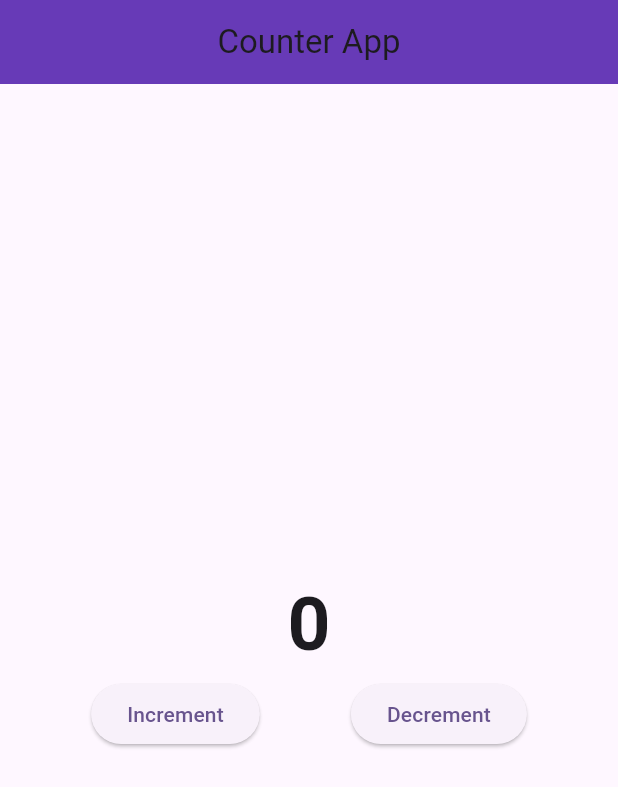
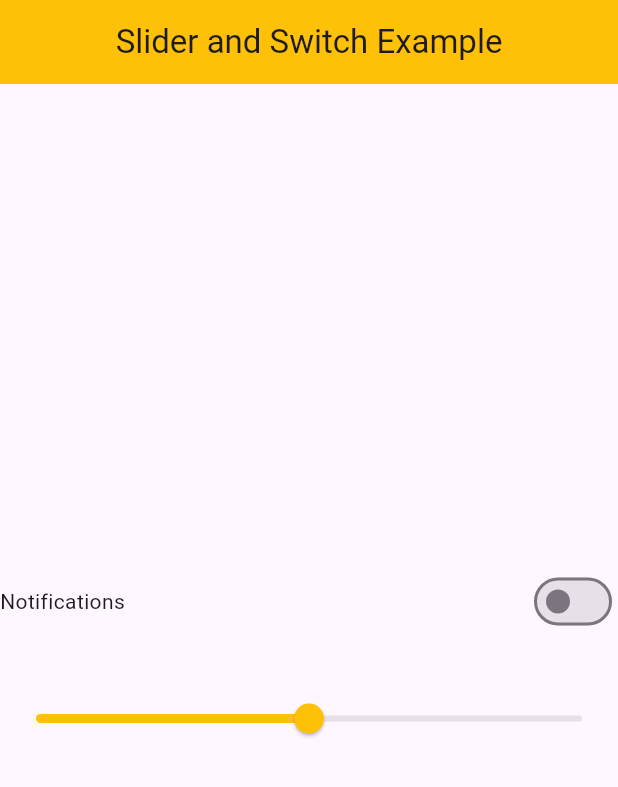
Before and after one commit to IamWaqasMuhammad/flutter_bloc_counter_example, a Flutter app: the screen it shows after launch, on a phone screen of 412 x 824 dp. Shown: the top 787 px of the screen. Run offline on Flutter 3.47's test engine with Material 3 defaults, Android fonts, the phone set to English and light mode, and no system bars; our stand-ins replace bloc, equatable, flutter_bloc.

Commit message:
switch notification enable & disble with bloc

```diff
--- /dev/null
+++ b/lib/bloc/switch_slider/bloc/switch_slider_bloc.dart
@@ -0,0 +1,16 @@
+import 'package:bloc/bloc.dart';
+import 'package:counter_bloc_example/bloc/switch_slider/bloc/switch_slider_event.dart';
+import 'package:counter_bloc_example/bloc/switch_slider/bloc/switch_slider_state.dart';
+
+class SwitchBloc extends Bloc<SwitchEvent, SwitchState> {
+  SwitchBloc() : super(SwitchState()) {
+    on<EnableOrDisableNotificationEvent>(_enableOrDisableNotificationEvent);
+  }
+
+  void _enableOrDisableNotificationEvent(
+    EnableOrDisableNotificationEvent event,
+    Emitter<SwitchState> emit,
+  ) {
+    emit(state.copyWith(isSwitch: !state.isSwitch));
+  }
+}
--- /dev/null
+++ b/lib/bloc/switch_slider/bloc/switch_slider_event.dart
@@ -0,0 +1,13 @@
+import 'package:equatable/equatable.dart';
+
+abstract class SwitchEvent extends Equatable {
+  const SwitchEvent();
+
+  @override
+  List<Object> get props => [];
+  }
+
+
+class EnableOrDisableNotificationEvent extends SwitchEvent {
+
+}
--- /dev/null
+++ b/lib/bloc/switch_slider/bloc/switch_slider_state.dart
@@ -0,0 +1,16 @@
+import 'package:equatable/equatable.dart';
+
+// ignore: must_be_immutable
+class SwitchState extends Equatable {
+  bool isSwitch;
+  SwitchState({this.isSwitch = false});
+
+  SwitchState copyWith({bool? isSwitch}) {
+    return SwitchState(
+      isSwitch: isSwitch??this.isSwitch,
+    );
+  }
+
+  @override
+  List<Object?> get props => [isSwitch];
+}
--- a/lib/main.dart
+++ b/lib/main.dart
@@ -1,5 +1,7 @@
 import 'package:counter_bloc_example/bloc/counter/counter_bloc.dart';
+import 'package:counter_bloc_example/bloc/switch_slider/bloc/switch_slider_bloc.dart';
 import 'package:counter_bloc_example/ui/screens/counter_screen.dart';
+import 'package:counter_bloc_example/ui/screens/switch_slider.dart';
 import 'package:flutter/material.dart';
 import 'package:flutter_bloc/flutter_bloc.dart';
 
@@ -13,13 +15,17 @@ class MyApp extends StatelessWidget {
   // This widget is the root of your application.
   @override
   Widget build(BuildContext context) {
-    return BlocProvider(create: (_) => CounterBloc(),
-      child: MaterialApp(
-        title: 'Flutter Demo',
-        theme: ThemeData(
-          colorScheme: ColorScheme.fromSeed(seedColor: Colors.deepPurple),
+    return BlocProvider(
+      create: (_) => CounterBloc(),
+      child: BlocProvider(
+        create: (context) => SwitchBloc(),
+        child: MaterialApp(
+          title: 'Flutter Demo',
+          theme: ThemeData(
+            colorScheme: ColorScheme.fromSeed(seedColor: Colors.deepPurple),
+          ),
+          home: SwitchSlider(),
         ),
-        home: CounterScreen(),
       ),
     );
   }
--- a/lib/ui/screens/switch_slider.dart
+++ b/lib/ui/screens/switch_slider.dart
@@ -0,0 +1,47 @@
+import 'package:counter_bloc_example/bloc/switch_slider/bloc/switch_slider_bloc.dart';
+import 'package:counter_bloc_example/bloc/switch_slider/bloc/switch_slider_event.dart';
+import 'package:counter_bloc_example/bloc/switch_slider/bloc/switch_slider_state.dart';
+import 'package:flutter/material.dart';
+import 'package:flutter_bloc/flutter_bloc.dart';
+
+class SwitchSlider extends StatelessWidget {
+  const SwitchSlider({super.key});
+
+  @override
+  Widget build(BuildContext context) {
+    return Scaffold(
+      appBar: AppBar(
+        backgroundColor: Colors.amber,
+        title: Text('Slider and Switch Example'),
+        centerTitle: true,
+      ),
+      body: Column(
+        mainAxisAlignment: MainAxisAlignment.center,
+        crossAxisAlignment: CrossAxisAlignment.center,
+        children: [
+          Row(
+            mainAxisAlignment: MainAxisAlignment.spaceBetween,
+            children: [
+              Text('Notifications'),
+              BlocBuilder<SwitchBloc, SwitchState>(
+                builder: (context, state) {
+                  return Switch(
+                    value: state.isSwitch,
+                    onChanged: (value) {
+                      context.read<SwitchBloc>().add(
+                        EnableOrDisableNotificationEvent(),
+                      );
+                    },
+                    activeThumbColor: Colors.amber,
+                  );
+                },
+              ),
+            ],
+          ),
+          SizedBox(height: 30),
+          Slider(value: 0.5, onChanged: (value) {}, activeColor: Colors.amber),
+        ],
+      ),
+    );
+  }
+}
```
